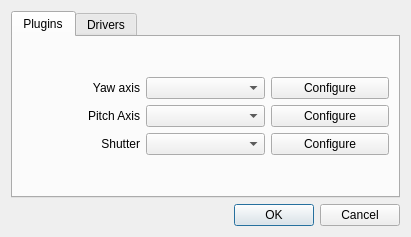
Old version of the form papywizard/view/ui/preferencesDialog.ui in the repository bingostar89/Papywizard.
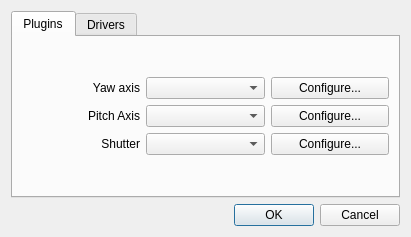
New version of the form. Icons and pictures are not drawn.

Commit message: Added ... to configure buttons

The edit to the form file:
```diff
--- a/papywizard/view/ui/preferencesDialog.ui
+++ b/papywizard/view/ui/preferencesDialog.ui
@@ -74,7 +74,7 @@
          <item row="1" column="2" >
           <widget class="QPushButton" name="pitchAxisConfigurePushButton" >
            <property name="text" >
-            <string>Configure</string>
+            <string>Configure...</string>
            </property>
           </widget>
          </item>
@@ -97,14 +97,14 @@
          <item row="0" column="2" >
           <widget class="QPushButton" name="yawAxisConfigurePushButton" >
            <property name="text" >
-            <string>Configure</string>
+            <string>Configure...</string>
            </property>
           </widget>
          </item>
          <item row="2" column="2" >
           <widget class="QPushButton" name="shutterConfigurePushButton" >
            <property name="text" >
-            <string>Configure</string>
+            <string>Configure...</string>
            </property>
           </widget>
          </item>
```
